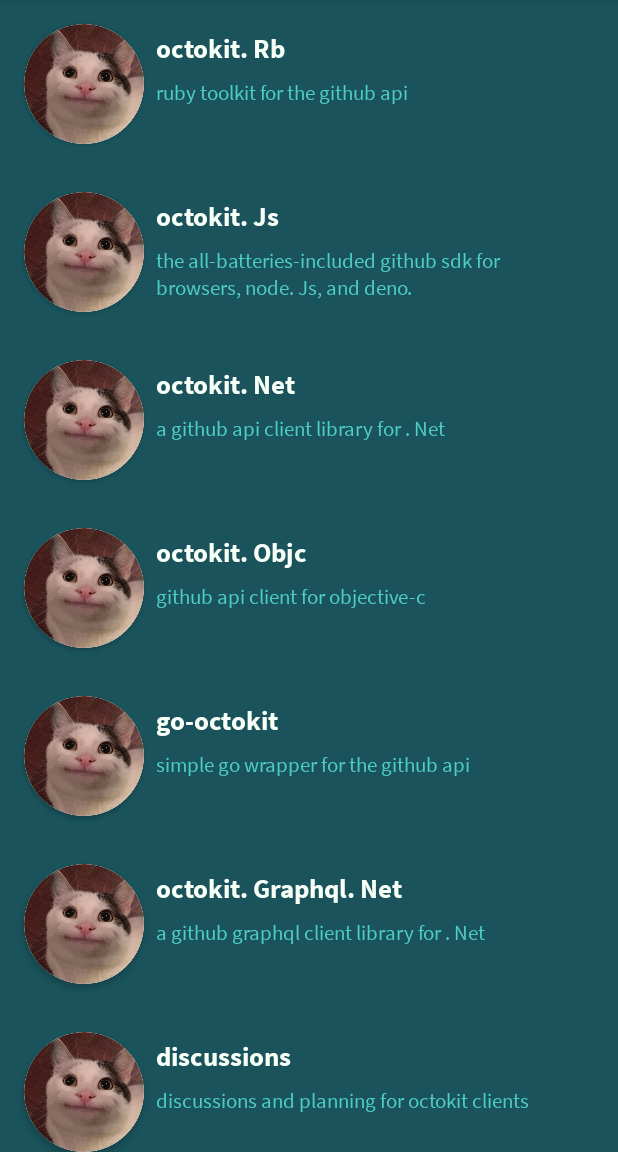
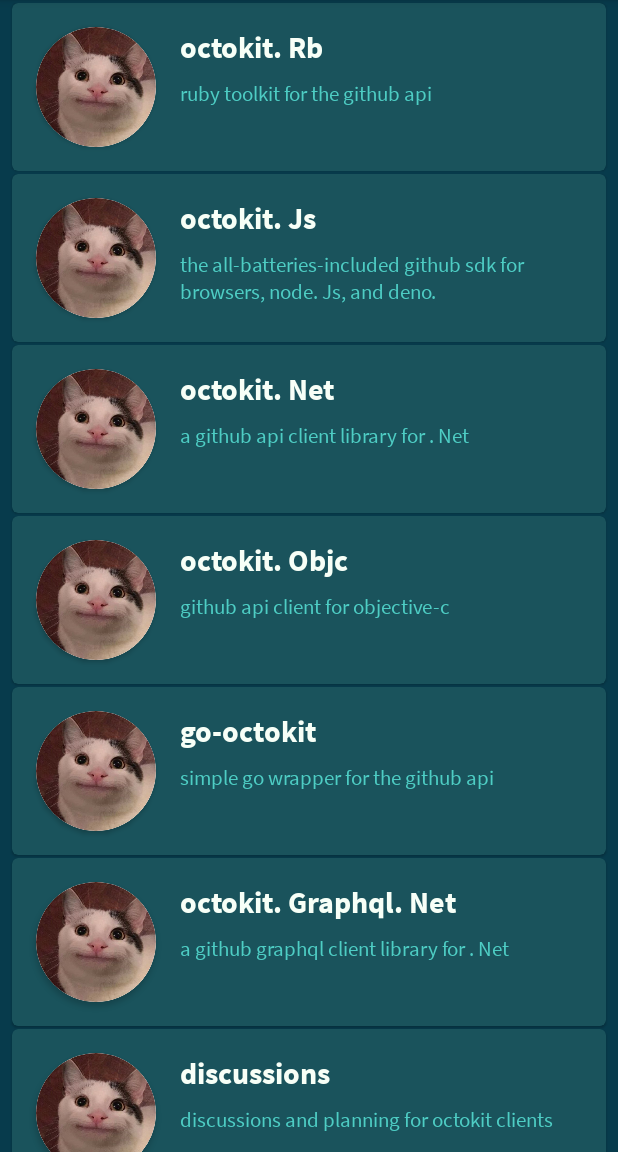
Before and after one commit to martamagui/UD5_02-RecyclerView, an Android app: the screen it shows after launch (MainActivity), on a phone screen of 412 x 824 dp, the part 84-1236 px from its top. Run offline under Robolectric (Android 15) with nearby library versions, the phone set to English and light mode, and no system bars; pictures from the network do not load.

Commit message:
FIN. ¿O no?

```diff
--- a/app/src/main/res/layout/activity_main.xml
+++ b/app/src/main/res/layout/activity_main.xml
@@ -5,14 +5,13 @@
     android:layout_width="match_parent"
     android:layout_height="match_parent"
     android:background="@color/white"
-    android:backgroundTint="@color/custom_BG"
+    android:backgroundTint="@color/custom_BG_darker"
     tools:context=".MainActivity">
+
     <androidx.recyclerview.widget.RecyclerView
         android:id="@+id/rv_repositories"
         android:layout_width="0dp"
         android:layout_height="0dp"
-        android:layout_marginStart="8dp"
-        android:layout_marginEnd="8dp"
         android:bottomLeftRadius="5dp"
         android:bottomRightRadius="5dp"
         app:layout_constraintBottom_toBottomOf="parent"
--- a/app/src/main/res/layout/item_repository.xml
+++ b/app/src/main/res/layout/item_repository.xml
@@ -1,21 +1,29 @@
 <?xml version="1.0" encoding="utf-8"?>
-<androidx.constraintlayout.widget.ConstraintLayout xmlns:android="http://schemas.android.com/apk/res/android"
+<com.google.android.material.card.MaterialCardView xmlns:android="http://schemas.android.com/apk/res/android"
     xmlns:app="http://schemas.android.com/apk/res-auto"
     xmlns:tools="http://schemas.android.com/tools"
     android:id="@+id/item_view"
     android:layout_width="match_parent"
     android:layout_height="wrap_content"
-    android:background="@color/custom_BG"
-    android:clickable="true"
-    android:focusable="true"
-    android:foreground="?selectableItemBackground"
-    >
+    android:layout_marginStart="8dp"
+    android:layout_marginTop="2dp"
+    android:layout_marginEnd="8dp"
+    android:foregroundGravity="top|center_horizontal"
+    app:cardBackgroundColor="@color/custom_BG"
+    app:layout_constraintEnd_toEndOf="parent"
+    app:layout_constraintStart_toStartOf="parent"
+    app:layout_constraintTop_toTopOf="parent">
+
+    <LinearLayout
+        android:layout_width="match_parent"
+        android:layout_height="match_parent"
+        android:orientation="horizontal">
 
         <androidx.cardview.widget.CardView
             android:id="@+id/cardView"
             android:layout_width="80dp"
             android:layout_height="80dp"
-        android:layout_marginStart="8dp"
+            android:layout_marginStart="16dp"
             android:layout_marginTop="16dp"
             android:layout_marginBottom="16dp"
             android:clickable="true"
@@ -49,17 +57,23 @@
 
         </androidx.cardview.widget.CardView>
 
+        <LinearLayout
+            android:layout_width="match_parent"
+            android:layout_height="wrap_content"
+            android:layout_marginStart="16dp"
+            android:layout_marginTop="16dp"
+            android:layout_marginEnd="16dp"
+            android:layout_marginBottom="16dp"
+            android:orientation="vertical">
+
             <TextView
                 android:id="@+id/tv_rep_name"
-        android:layout_width="0dp"
+                android:layout_width="wrap_content"
                 android:layout_height="wrap_content"
-        android:layout_marginStart="8dp"
-        android:layout_marginTop="4dp"
-        android:layout_marginEnd="16dp"
                 android:fontFamily="@font/source_sans_pro_bold"
                 android:text="@string/repository_name"
                 android:textColor="@color/custom_titleColor"
-        android:textSize="18sp"
+                android:textSize="20sp"
                 android:textStyle="bold"
                 app:layout_constraintEnd_toEndOf="parent"
                 app:layout_constraintHorizontal_bias="0.0"
@@ -68,7 +82,7 @@
 
             <TextView
                 android:id="@+id/tv_rep_description"
-        android:layout_width="0dp"
+                android:layout_width="match_parent"
                 android:layout_height="wrap_content"
                 android:layout_marginTop="8dp"
                 android:fontFamily="@font/source_sans_pro_regular"
@@ -78,4 +92,9 @@
                 app:layout_constraintEnd_toEndOf="@+id/tv_rep_name"
                 app:layout_constraintStart_toStartOf="@+id/tv_rep_name"
                 app:layout_constraintTop_toBottomOf="@+id/tv_rep_name" />
-</androidx.constraintlayout.widget.ConstraintLayout>
+
+        </LinearLayout>
+
+    </LinearLayout>
+
+</com.google.android.material.card.MaterialCardView>
```
Lines whose indentation alone changed are shown as unchanged.
